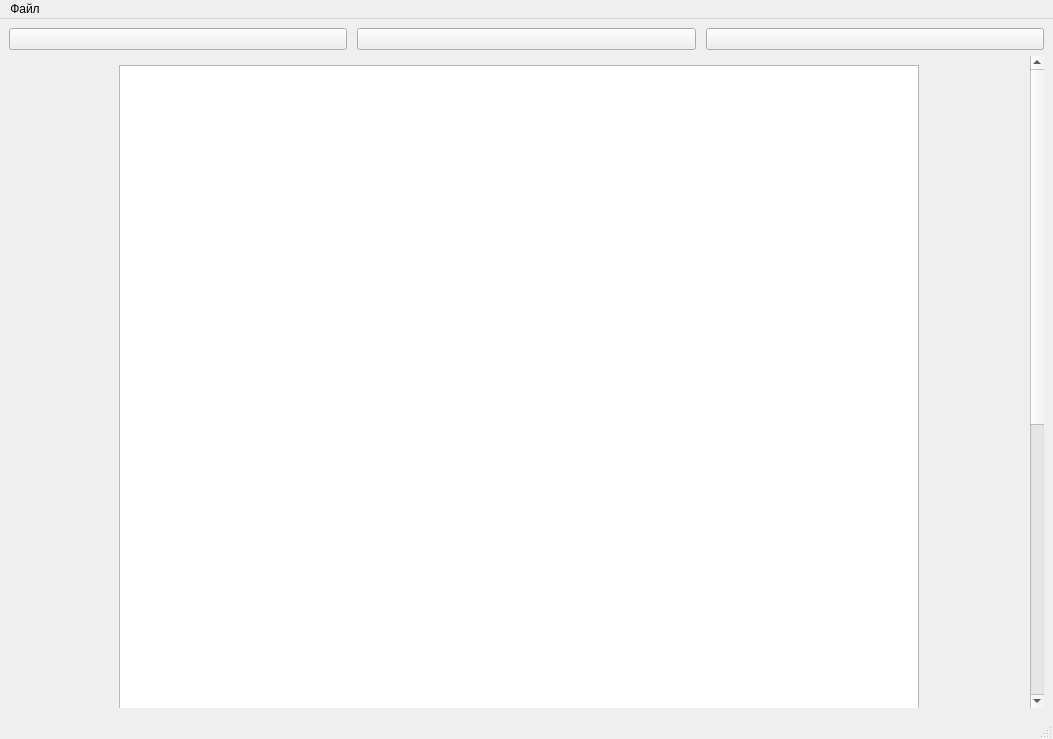
FEEDHILS/Text-Editor, file main/views/main.ui: the form before one commit.
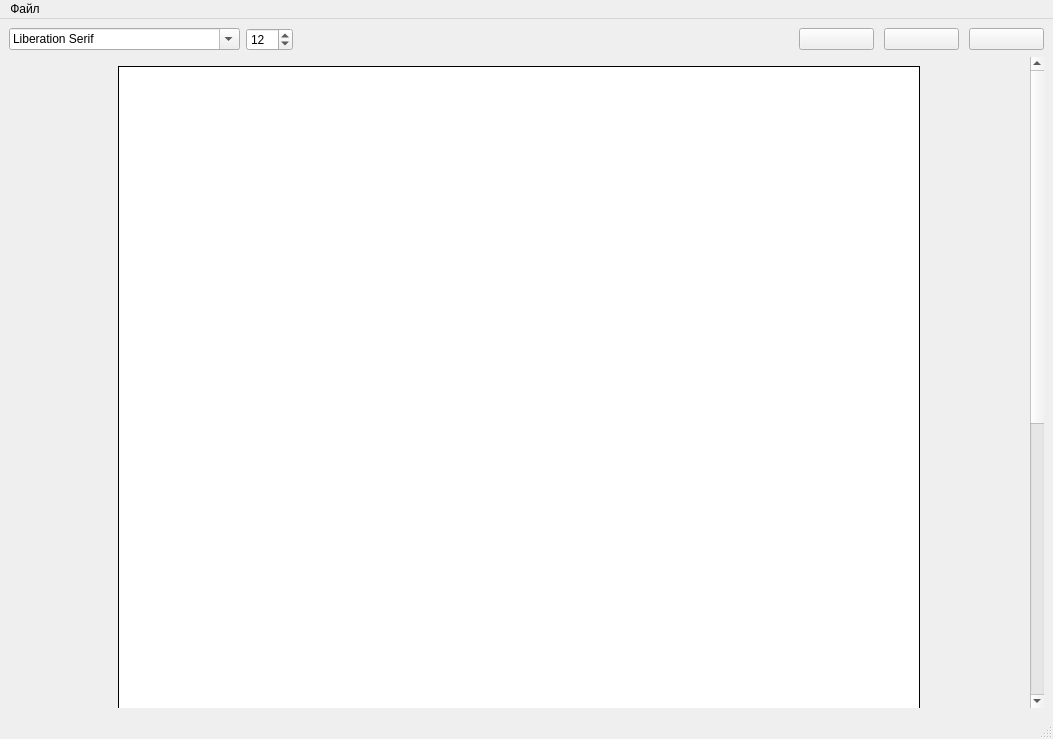
The form after the commit. Icons and pictures are not drawn.

Patch:
```diff
--- a/main/views/main.ui
+++ b/main/views/main.ui
@@ -57,7 +57,7 @@
        <property name="geometry">
         <rect>
          <x>0</x>
-         <y>0</y>
+         <y>-526</y>
          <width>1016</width>
          <height>1153</height>
         </rect>
@@ -79,7 +79,7 @@
           </property>
           <property name="minimumSize">
            <size>
-            <width>800</width>
+            <width>802</width>
             <height>1131</height>
            </size>
           </property>
@@ -89,6 +89,9 @@
             <pointsize>12</pointsize>
            </font>
           </property>
+          <property name="styleSheet">
+           <string notr="true">border: 1px solid</string>
+          </property>
           <property name="verticalScrollBarPolicy">
            <enum>Qt::ScrollBarPolicy::ScrollBarAlwaysOff</enum>
           </property>
@@ -121,9 +124,9 @@
      </widget>
     </item>
     <item row="0" column="0">
-     <layout class="QGridLayout" name="gridLayout_4">
-      <item row="0" column="2">
-       <layout class="QHBoxLayout" name="horizontalLayout">
+     <layout class="QGridLayout" name="ToolPanel">
+      <item row="1" column="2">
+       <layout class="QHBoxLayout" name="TextFormatLayout">
         <property name="spacing">
          <number>10</number>
         </property>
@@ -162,6 +165,58 @@
         </item>
        </layout>
       </item>
+      <item row="1" column="0">
+       <layout class="QHBoxLayout" name="FontLayout">
+        <item>
+         <widget class="QFontComboBox" name="FontBox">
+          <property name="writingSystem">
+           <enum>QFontDatabase::WritingSystem::Latin</enum>
+          </property>
+          <property name="fontFilters">
+           <set>QFontComboBox::FontFilter::ScalableFonts</set>
+          </property>
+          <property name="currentFont">
+           <font>
+            <family>Times New Roman</family>
+            <pointsize>12</pointsize>
+           </font>
+          </property>
+         </widget>
+        </item>
+        <item>
+         <widget class="QSpinBox" name="FontSize">
+          <property name="buttonSymbols">
+           <enum>QAbstractSpinBox::ButtonSymbols::UpDownArrows</enum>
+          </property>
+          <property name="minimum">
+           <number>1</number>
+          </property>
+          <property name="maximum">
+           <number>128</number>
+          </property>
+          <property name="value">
+           <number>12</number>
+          </property>
+         </widget>
+        </item>
+       </layout>
+      </item>
+      <item row="1" column="1">
+       <spacer name="horizontalSpacer">
+        <property name="orientation">
+         <enum>Qt::Orientation::Horizontal</enum>
+        </property>
+        <property name="sizeType">
+         <enum>QSizePolicy::Policy::Fixed</enum>
+        </property>
+        <property name="sizeHint" stdset="0">
+         <size>
+          <width>500</width>
+          <height>20</height>
+         </size>
+        </property>
+       </spacer>
+      </item>
      </layout>
     </item>
    </layout>
```
Left out of the diff: 2 changed lines with no effect on the pictures.
